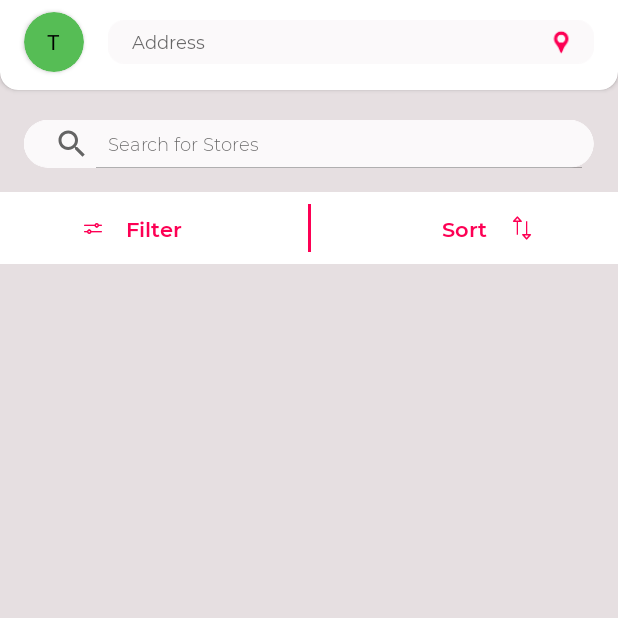
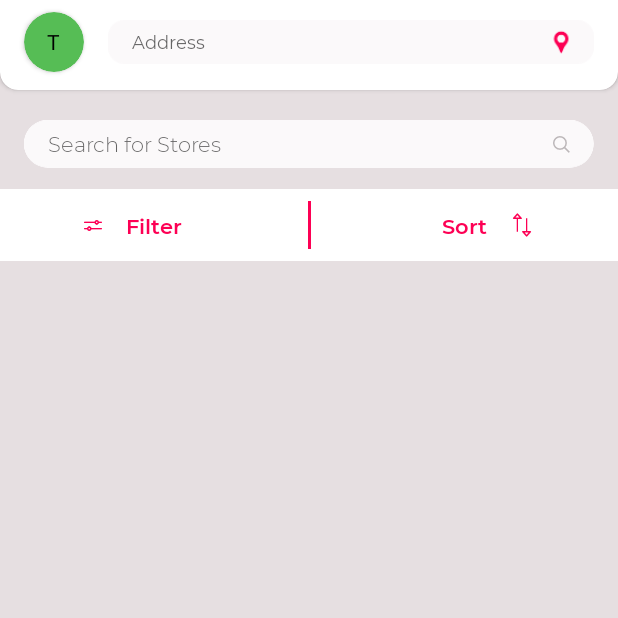
Before and after one commit to Gridle-LD/LocalDelivery, an Android app: the HomeFragment screen opened directly, with no data from a screen before it, on a phone screen of 412 x 824 dp, the top half of it. Run offline under Robolectric (Android 15) with nearby library versions, the phone set to English and light mode, and no system bars; our stand-ins replace Room's generated code, RxJava; libraries missing offline, so code that uses them is left out: com.jakewharton.retrofit2; 6 statements that could not run were skipped.

Commit message:
Removed bugs related to search

```diff
--- a/app/src/main/java/com/example/localdelivery/adapter/ShopsAdapter.java
+++ b/app/src/main/java/com/example/localdelivery/adapter/ShopsAdapter.java
@@ -6,6 +6,8 @@ import android.graphics.Color;
 import android.view.LayoutInflater;
 import android.view.View;
 import android.view.ViewGroup;
+import android.widget.Filter;
+import android.widget.Filterable;
 import android.widget.ImageView;
 import android.widget.TextView;
 import androidx.annotation.NonNull;
@@ -17,15 +19,18 @@ import com.example.localdelivery.model.NearbyShopsResponse;
 import java.util.ArrayList;
 import java.util.List;
 
-public class ShopsAdapter extends RecyclerView.Adapter<ShopsAdapter.NearbyShopsViewHolder>{
+public class ShopsAdapter extends RecyclerView.Adapter<ShopsAdapter.NearbyShopsViewHolder>  {
     private Context context;
     private List<ShopsEntity> nearbyShopsResponses;
+    private List<ShopsEntity> nearbyShopsCopy;
     private OnItemClickListener mListener;
+    List<ShopsEntity> filteredList;
 
     public ShopsAdapter(Context context,
                         List<ShopsEntity> nearbyShopsResponses) {
         this.context = context;
         this.nearbyShopsResponses = new ArrayList<>(nearbyShopsResponses);
+        nearbyShopsCopy = new ArrayList<>(nearbyShopsResponses);
     }
 
     public interface OnItemClickListener {
@@ -92,6 +97,46 @@ public class ShopsAdapter extends RecyclerView.Adapter<ShopsAdapter.NearbyShopsV
         return String.format("%.1f", ratingAverage);
     }
 
+//    @Override
+//    public Filter getFilter() {
+//        return filter;
+//    }
+//
+//
+//    private Filter filter = new Filter() {
+//        @Override
+//        protected FilterResults performFiltering(CharSequence constraint) {
+//            filteredList = new ArrayList<>();
+//            if(constraint == null || constraint.length() == 0) {
+//                filteredList.addAll(nearbyShopsCopy);
+//            }
+//            else {
+//                String pattern = constraint.toString().toLowerCase().trim();
+//                for(ShopsEntity shopsEntity: nearbyShopsCopy) {
+//                    if(shopsEntity.getShopName().toLowerCase().startsWith(pattern)) {
+//                        filteredList.add(shopsEntity);
+//                    }
+//                }
+//            }
+//
+//            FilterResults filterResults = new FilterResults();
+//            filterResults.values = filteredList;
+//            return filterResults;
+//        }
+//
+//        @Override
+//        protected void publishResults(CharSequence constraint, FilterResults results) {
+//            nearbyShopsResponses.clear();
+//            nearbyShopsResponses.addAll((List) results.values);
+//            notifyDataSetChanged();
+//        }
+//    };
+
+    public void filterList(List<ShopsEntity> shopsEntityList) {
+        nearbyShopsResponses = shopsEntityList;
+        notifyDataSetChanged();
+    }
+
     public static class NearbyShopsViewHolder extends RecyclerView.ViewHolder{
 
         public ImageView imageViewShop;
--- a/app/src/main/java/com/example/localdelivery/fragment/HomeFragment.java
+++ b/app/src/main/java/com/example/localdelivery/fragment/HomeFragment.java
@@ -4,24 +4,24 @@ import android.app.Activity;
 import android.content.Context;
 import android.content.Intent;
 import android.content.pm.ActivityInfo;
-import android.graphics.Typeface;
 import android.os.Bundle;
 import androidx.annotation.NonNull;
-import androidx.appcompat.widget.SearchView;
 import androidx.constraintlayout.widget.ConstraintLayout;
-import androidx.core.content.res.ResourcesCompat;
 import androidx.fragment.app.Fragment;
 import androidx.lifecycle.Observer;
 import androidx.lifecycle.ViewModelProviders;
 import androidx.recyclerview.widget.LinearLayoutManager;
 import androidx.recyclerview.widget.RecyclerView;
+import android.text.Editable;
+import android.text.TextWatcher;
+import android.util.Log;
 import android.view.KeyEvent;
 import android.view.LayoutInflater;
 import android.view.View;
 import android.view.ViewGroup;
 import android.view.WindowManager;
+import android.widget.EditText;
 import android.widget.ProgressBar;
-import android.widget.TextView;
 import com.example.localdelivery.Interface.JsonApiHolder;
 import com.example.localdelivery.R;
 import com.example.localdelivery.activity.ShopDetailActivity;
@@ -34,7 +34,7 @@ import java.util.ArrayList;
 import java.util.List;
 
 public class HomeFragment extends Fragment {
-    private SearchView searchView;
+    private EditText editTextSearchView;
     private RecyclerView recyclerView;
     private ProgressBar progressBar;
     private ShopsAdapter shopsAdapter;
@@ -43,6 +43,7 @@ public class HomeFragment extends Fragment {
     private Activity mActivity;
     private List<ShopsEntity> nearbyShops;
     private List<ShopsEntity> nearbyShopsCopy;
+    private List<ShopsEntity> filteredList = new ArrayList<>();
     private PrefUtils prefUtils;
     private NearbyShopsViewModel nearbyShopsViewModel;
     private ConstraintLayout constraintLayoutSort;
@@ -51,7 +52,6 @@ public class HomeFragment extends Fragment {
     private boolean isGrocerySelected = false;
     private boolean isDairySelected = false;
     private boolean isDeliveryAvailableSelected = false;
-
 
     public HomeFragment() {
         // Required empty public constructor
@@ -79,7 +79,6 @@ public class HomeFragment extends Fragment {
         mActivity.setRequestedOrientation(ActivityInfo.SCREEN_ORIENTATION_PORTRAIT);
 
         setView(view);
-        setSearchView();
         getNearbyShops();
         setTextListeners();
 
@@ -88,7 +87,7 @@ public class HomeFragment extends Fragment {
     }
 
     private void setView(View view) {
-        searchView = view.findViewById(R.id.searchView);
+        editTextSearchView = view.findViewById(R.id.searchView);
         constraintLayoutSort = view.findViewById(R.id.constraint_layout_sort_button);
         constraintLayoutFilter = view.findViewById(R.id.constraint_layout_filter_button);
         recyclerView = view.findViewById(R.id.recycler_view_nearby_shops);
@@ -112,14 +111,42 @@ public class HomeFragment extends Fragment {
         });
     }
 
-    private void setSearchView() {
-        TextView searchText = searchView.findViewById(androidx.appcompat.R.id.search_src_text);
-        Typeface typeface = ResourcesCompat.getFont(mContext, R.font.montserrat_light);
-        searchText.setTypeface(typeface);
-        searchText.setTextSize(12);
+    private void filter(String text) {
+        filteredList = new ArrayList<>();
 
-        if(!searchView.isFocused()) {
-            searchView.clearFocus();
+        for(ShopsEntity shopsEntity : nearbyShops) {
+            if(shopsEntity.getShopName().toLowerCase().contains(text.toLowerCase())) {
+                filteredList.add(shopsEntity);
+            }
+        }
+        shopsAdapter.filterList(filteredList);
+
+        shopsAdapter.setOnItemClickListener(new ShopsAdapter.OnItemClickListener() {
+            @Override
+            public void onItemClick(int position) {
+                Intent intent = new Intent(mContext, ShopDetailActivity.class);
+
+                //knowing the position of the clicked shop
+                intent.putExtra(String.valueOf(ShopDetailActivity.position), getPos(position));
+                startActivity(intent);
+            }
+        });
+    }
+
+    private int getPos(int pos) {
+        if(filteredList.size()!=0) {
+            String id = filteredList.get(pos).get_id();
+            int position = 0;
+            for(ShopsEntity shopsEntity : nearbyShops) {
+                if(shopsEntity.get_id().equals(id)) {
+                    break;
+                }
+                ++position;
+            }
+            return position;
+        }
+        else {
+            return pos;
         }
     }
 
@@ -142,7 +169,7 @@ public class HomeFragment extends Fragment {
                                 Intent intent = new Intent(mContext, ShopDetailActivity.class);
 
                                 //knowing the position of the clicked shop
-                                intent.putExtra(String.valueOf(ShopDetailActivity.position), position);
+                                intent.putExtra(String.valueOf(ShopDetailActivity.position), getPos(position));
                                 startActivity(intent);
                             }
                         });
@@ -152,18 +179,35 @@ public class HomeFragment extends Fragment {
 
     private void setTextListeners() {
 
+        editTextSearchView.addTextChangedListener(new TextWatcher() {
+            @Override
+            public void beforeTextChanged(CharSequence s, int start, int count, int after) {
+
+            }
+
+            @Override
+            public void onTextChanged(CharSequence s, int start, int before, int count) {
+
+            }
+
+            @Override
+            public void afterTextChanged(Editable s) {
+                filter(s.toString());
+            }
+        });
+
         constraintLayoutSort.setOnClickListener(new View.OnClickListener() {
             @Override
             public void onClick(View v) {
                 if(!isOpened) {
-                    getFragmentManager().beginTransaction().setCustomAnimations(R.anim.enter_from_right,
+                    getParentFragmentManager().beginTransaction().setCustomAnimations(R.anim.enter_from_right,
                             R.anim.exit_to_right, R.anim.enter_from_right, R.anim.exit_to_right)
                             .replace(R.id.frame_layout_sort, new SortFragment()).addToBackStack(null).commit();
                     isOpened = true;
                 }
                 else {
                     isOpened = false;
-                    getFragmentManager().popBackStack();
+                    getParentFragmentManager().popBackStack();
                 }
             }
         });
@@ -172,7 +216,7 @@ public class HomeFragment extends Fragment {
             @Override
             public void onClick(View v) {
                 if(!isOpened) {
-                    getFragmentManager().beginTransaction().setCustomAnimations(R.anim.enter_from_left,
+                    getParentFragmentManager().beginTransaction().setCustomAnimations(R.anim.enter_from_left,
                             R.anim.exit_to_left, R.anim.enter_from_left, R.anim.exit_to_left)
                             .replace(R.id.frame_layout_filter, new FilterFragment(isGrocerySelected, isDairySelected
                                     ,isDeliveryAvailableSelected)).addToBackStack(null).commit();
@@ -180,7 +224,7 @@ public class HomeFragment extends Fragment {
                 }
                 else {
                     isOpened = false;
-                    getFragmentManager().popBackStack();
+                    getParentFragmentManager().popBackStack();
                 }
             }
         });
--- a/app/src/main/java/com/example/localdelivery/fragment/LoginFragment.java
+++ b/app/src/main/java/com/example/localdelivery/fragment/LoginFragment.java
@@ -124,7 +124,7 @@ public class LoginFragment extends Fragment {
         return true;
     }
 
-    private void login(final String mobileNumber, String password) {
+    private void login(final String mobileNumber, final String password) {
         final LoginData loginData = new LoginData(mobileNumber, password);
         progressBar.setVisibility(View.VISIBLE);
         mActivity.getWindow().setFlags(WindowManager.LayoutParams.FLAG_NOT_TOUCHABLE,
@@ -141,6 +141,7 @@ public class LoginFragment extends Fragment {
                                 prefUtils.setUserId(loginResponse.getUserId());
                                 prefUtils.setName(loginResponse.getName());
                                 prefUtils.setContactNumber(mobileNumber);
+                                prefUtils.setPassword(password);
                                 progressBar.setVisibility(View.GONE);
                                 mActivity.getWindow().clearFlags(WindowManager.LayoutParams.FLAG_NOT_TOUCHABLE);
                                 Intent intent = new Intent(mActivity , MainActivity.class);
--- a/app/src/main/java/com/example/localdelivery/fragment/OtpFragment.java
+++ b/app/src/main/java/com/example/localdelivery/fragment/OtpFragment.java
@@ -36,6 +36,7 @@ public class OtpFragment extends Fragment implements TextWatcher, View.OnKeyList
     private String username;
     private String userId;
     private String mobileNumber;
+    private String password;
     private JsonApiHolder jsonApiHolder;
     private PrefUtils prefUtils;
     private TextView textViewMobileNumber;
@@ -54,10 +55,11 @@ public class OtpFragment extends Fragment implements TextWatcher, View.OnKeyList
     private CompositeDisposable disposable = new CompositeDisposable();
     private ImageView imageViewOtpVerifyScreen;
 
-    public OtpFragment(String username, String userId, String mobileNumber) {
+    public OtpFragment(String username, String userId, String mobileNumber, String password) {
         this.username = username;
         this.userId = userId;
         this.mobileNumber = mobileNumber;
+        this.password = password;
     }
 
     public OtpFragment() {
@@ -329,6 +331,7 @@ public class OtpFragment extends Fragment implements TextWatcher, View.OnKeyList
                                 prefUtils.setName(username);
                                 prefUtils.setUserId(userId);
                                 prefUtils.setContactNumber(mobileNumber);
+                                prefUtils.setPassword(password);
                                 imageViewOtpVerifyScreen.setVisibility(View.GONE);
                                 Intent intent = new Intent(mContext , MainActivity.class);
                                 startActivity(intent);
--- a/app/src/main/java/com/example/localdelivery/fragment/ProfileFragment.java
+++ b/app/src/main/java/com/example/localdelivery/fragment/ProfileFragment.java
@@ -89,7 +89,7 @@ public class ProfileFragment extends Fragment {
     private void setAlertBox() {
         AlertDialog.Builder builder =new AlertDialog.Builder(mContext);
         builder.setTitle("Logout");
-        builder.setMessage("Logout from this device ?");
+        builder.setMessage("Are you sure you want to logout ?");
         builder.setPositiveButton("Yes", new DialogInterface.OnClickListener() {
             @Override
             public void onClick(DialogInterface dialog, int which) {
--- a/app/src/main/java/com/example/localdelivery/fragment/SignUpFragment.java
+++ b/app/src/main/java/com/example/localdelivery/fragment/SignUpFragment.java
@@ -137,7 +137,7 @@ public class SignUpFragment extends Fragment {
         return true;
     }
 
-    private void signUp(final String name, final String mobileNumber, String password) {
+    private void signUp(final String name, final String mobileNumber, final String password) {
         SignUpData signUpData = new SignUpData(name, password, mobileNumber);
 
         progressBar.setVisibility(View.VISIBLE);
@@ -156,7 +156,7 @@ public class SignUpFragment extends Fragment {
                                 assert getFragmentManager() != null;
                                 assert signUpResponse != null;
                                 getFragmentManager().beginTransaction().replace(R.id.fragment_sign_up_login,
-                                        new OtpFragment(name, signUpResponse.getUserId(), mobileNumber)).commit();
+                                        new OtpFragment(name, signUpResponse.getUserId(), mobileNumber, password)).commit();
                             }
 
                             @Override
--- a/app/src/main/java/com/example/localdelivery/repository/NearbyShopsRepository.java
+++ b/app/src/main/java/com/example/localdelivery/repository/NearbyShopsRepository.java
@@ -22,6 +22,11 @@ import com.example.localdelivery.model.NearbyShopsData;
 import com.example.localdelivery.model.NearbyShopsResponse;
 import com.example.localdelivery.utils.PrefUtils;
 import com.example.localdelivery.utils.RetrofitInstance;
+import com.google.gson.Gson;
+import com.jakewharton.retrofit2.adapter.rxjava2.HttpException;
+
+import java.io.IOException;
+import java.lang.annotation.Annotation;
 import java.util.ArrayList;
 import java.util.List;
 import java.util.Objects;
@@ -33,6 +38,7 @@ import io.reactivex.functions.Action;
 import io.reactivex.observers.DisposableSingleObserver;
 import io.reactivex.schedulers.Schedulers;
 import okhttp3.ResponseBody;
+import retrofit2.Converter;
 
 public class NearbyShopsRepository {
 
@@ -89,8 +95,23 @@ public class NearbyShopsRepository {
 
                             @Override
                             public void onError(Throwable e) {
-                                if(Objects.equals(e.getMessage(), "JWT is expired")) {
-                                    reLogin();
+                                if (e instanceof HttpException) {
+                                    Converter<ResponseBody, ErrorMessage> errorConverter =
+                                            RetrofitInstance.getRetrofitInstance(context)
+                                                    .responseBodyConverter(ErrorMessage.class, new Annotation[0]);
+                                    ErrorMessage errorBody = null;
+                                    try {
+                                        errorBody = errorConverter.convert(((HttpException) e).response().errorBody());
+                                    } catch (IOException ex) {
+                                        ex.printStackTrace();
+                                    }
+                                    if(errorBody.getError().equals("jwt expired")) {
+                                        reLogin();
+                                    }
+                                    else {
+                                        Toast.makeText(context, "An Error Occurred !", Toast.LENGTH_SHORT)
+                                                .show();
+                                    }
                                 }
                                 else {
                                     Toast.makeText(context, "An Error Occurred !", Toast.LENGTH_SHORT)
@@ -164,15 +185,11 @@ public class NearbyShopsRepository {
                                 prefUtils.createLogin("JWT "+loginResponse.getToken());
                                 prefUtils.setUserId(loginResponse.getUserId());
                                 prefUtils.setName(loginResponse.getName());
-                                Intent intent = new Intent(context , MainActivity.class);
-                                context.startActivity(intent);
                             }
 
                             @Override
                             public void onError(Throwable e) {
                                 Toast.makeText(context, "Please Re-Login !", Toast.LENGTH_SHORT).show();
-                                Intent intent = new Intent(context, SignUpLoginActivity.class);
-                                context.startActivity(intent);
                             }
                         }));
     }
@@ -184,4 +201,20 @@ public class NearbyShopsRepository {
     public CompositeDisposable getDisposable() {
         return disposable;
     }
+
+    private static class ErrorMessage {
+        private String error;
+
+        public ErrorMessage(String error) {
+            this.error = error;
+        }
+
+        public String getError() {
+            return error;
+        }
+
+        public void setError(String error) {
+            this.error = error;
+        }
+    }
 }
--- a/app/src/main/res/layout/fragment_home.xml
+++ b/app/src/main/res/layout/fragment_home.xml
@@ -28,19 +28,23 @@
                 app:layout_constraintTop_toTopOf="parent"
                 app:srcCompat="@drawable/search_box" />
 
-            <androidx.appcompat.widget.SearchView
+            <EditText
                 android:id="@+id/searchView"
                 android:layout_width="0dp"
                 android:layout_height="0dp"
-                android:focusable="false"
-                app:iconifiedByDefault="false"
-                app:layout_constraintBottom_toBottomOf="@+id/imageView18"
-                app:layout_constraintEnd_toEndOf="@+id/imageView18"
-                app:layout_constraintStart_toStartOf="@+id/imageView18"
-                app:layout_constraintTop_toTopOf="@+id/imageView18"
-                app:queryHint="Search for Stores">
-
-            </androidx.appcompat.widget.SearchView>
+                android:layout_marginStart="16dp"
+                android:layout_marginTop="2dp"
+                android:layout_marginEnd="16dp"
+                android:layout_marginBottom="2dp"
+                android:background="#FBF9FA"
+                android:fontFamily="@font/montserrat_light"
+                android:hint="Search for Stores"
+                android:textColor="@android:color/black"
+                android:textSize="14sp"
+                app:layout_constraintBottom_toBottomOf="@id/imageView18"
+                app:layout_constraintEnd_toEndOf="@id/imageView35"
+                app:layout_constraintStart_toStartOf="@id/imageView18"
+                app:layout_constraintTop_toTopOf="@id/imageView18" />
 
             <View
                 android:id="@+id/view_filter_sort"
@@ -169,6 +173,16 @@
                 app:layout_constraintStart_toStartOf="@+id/constraint_layout_sort_button"
                 app:layout_constraintTop_toBottomOf="@+id/constraint_layout_sort_button" />
 
+            <ImageView
+                android:id="@+id/imageView35"
+                android:layout_width="wrap_content"
+                android:layout_height="wrap_content"
+                android:layout_marginEnd="16dp"
+                android:src="@drawable/search"
+                app:layout_constraintBottom_toBottomOf="@+id/imageView18"
+                app:layout_constraintEnd_toEndOf="@+id/imageView18"
+                app:layout_constraintTop_toTopOf="@+id/imageView18" />
+
         </androidx.constraintlayout.widget.ConstraintLayout>
     </ScrollView>
 </androidx.constraintlayout.widget.ConstraintLayout>
```
Also changed, not shown: app/src/main/res/drawable-hdpi/search.png (added), app/src/main/res/drawable-ldpi/search.png (added), app/src/main/res/drawable-mdpi/search.png (added), app/src/main/res/drawable-xhdpi/search.png (added), app/src/main/res/drawable-xxhdpi/search.png (added), app/src/main/res/drawable-xxxhdpi/search.png (added).
